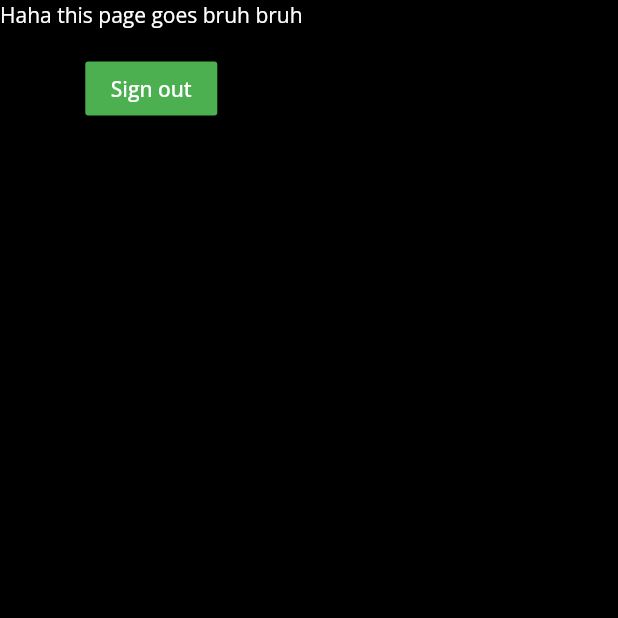
After one commit to Nuttawut503/integrated-project, a Flutter app: the VerifyScreen screen opened directly, on a phone screen of 412 x 824 dp, the top half of it. The commit adds this screen. Run offline on Flutter 3.47's test engine with Material 2 defaults, Android fonts, the phone set to English and light mode, and no system bars; our stand-ins replace bloc, bottom_navy_bar, cloud_firestore, equatable, firebase_auth, flutter_bloc and 2 more; accounts and stored records are empty.

Commit message:
Add verify screen

```diff
--- a/lib/authentication/authentication_state.dart
+++ b/lib/authentication/authentication_state.dart
@@ -23,7 +23,9 @@ class Authenticated extends AuthenticationState {
       id: ${currentUser['id']},
       name: ${currentUser['name']},
       email: ${currentUser['email']},
-      profile_picture_url: ${currentUser['profile_picture_url']}
+      profile_picture_url: ${currentUser['profile_picture_url']},
+      verified: ${currentUser['verified']},
+      is_lawyer: ${currentUser['is_lawyer']},
     }\n''';
   }
 }
--- /dev/null
+++ b/lib/view/verify_screen.dart
@@ -0,0 +1,45 @@
+import 'package:flutter/material.dart';
+import 'package:google_fonts/google_fonts.dart';
+import 'package:flutter_bloc/flutter_bloc.dart';
+import 'package:LAWTALK/authentication/authentication_bloc.dart';
+
+class VerifyScreen extends StatefulWidget {
+  final Map _currentUser;
+
+  VerifyScreen({Key key, Map currentUser})
+      : _currentUser = currentUser,
+        super(key: key);
+
+  @override
+  _VerifyScreenState createState() => _VerifyScreenState();
+}
+
+class _VerifyScreenState extends State<VerifyScreen> {
+  @override
+  Widget build(BuildContext context) {
+    return Scaffold(
+      backgroundColor: Colors.black,
+      body: SafeArea(
+        child: Column(
+          children: <Widget>[
+            Text('Haha this page goes bruh bruh', style: GoogleFonts.openSans(color: Colors.white,)),
+            SizedBox(height: 16.0,),
+            RaisedButton(
+              onPressed: () {
+                BlocProvider.of<AuthenticationBloc>(context).add(LoggedOut());
+              },
+              child: Text(
+                'Sign out',
+                style: GoogleFonts.openSans(
+                  color: Colors.white,
+                  fontSize: 14.0,
+                ),
+              ),
+              color: Colors.green,
+            ),
+          ],
+        ),
+      ),
+    );
+  }
+}
```
Also changed, not shown: lib/api/user_repository.dart (+27 -25 lines), lib/main.dart (+8 -2 lines).
